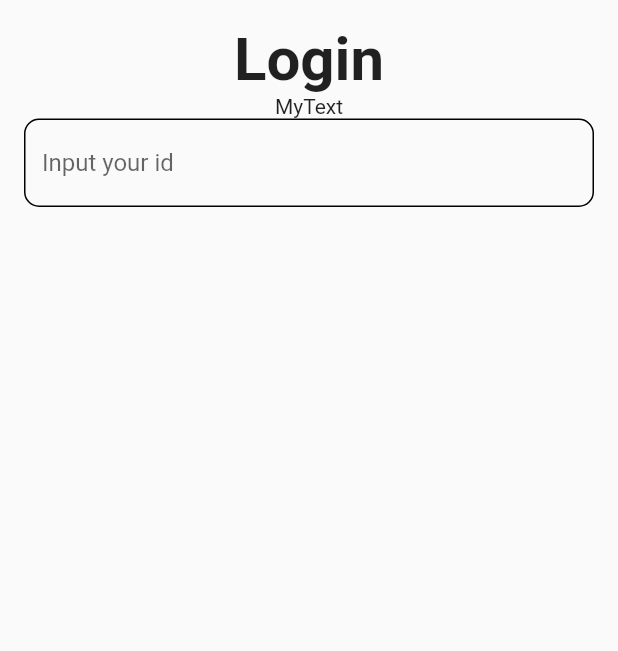
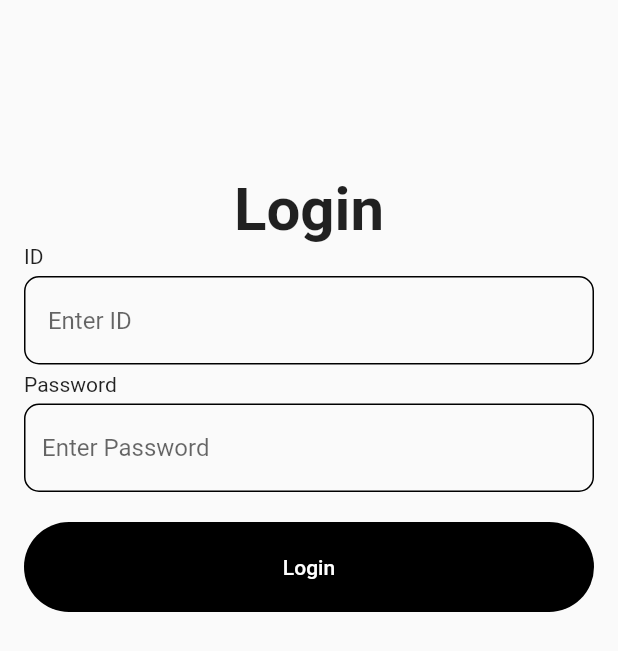
Before and after one commit to osamhack2021/AI_APP_handylib_devlib, a Flutter app: the screen it shows after launch, on a phone screen of 412 x 824 dp. Shown: the top 651 px of the screen. Run offline on Flutter 3.47's test engine with Material 2 defaults, Android fonts, the phone set to English and light mode, and no system bars; our stand-ins replace flutter_svg.

Commit message:
branch 나누기 전 LoginPage commit

```diff
--- a/app/lib/components/custom_text_form_field.dart
+++ b/app/lib/components/custom_text_form_field.dart
@@ -1,14 +1,23 @@
+import 'package:app/size.dart';
 import 'package:flutter/material.dart';
 
 class CustomTextFormField extends StatelessWidget {
+
+  final String title, hintText;
+
+  const CustomTextFormField({required this.title, required this.hintText});
+
   @override
   Widget build(BuildContext context) {
     return Column(
+      crossAxisAlignment: CrossAxisAlignment.start,
       children: [
-        Text("MyText"),
+        Text(title),
+        SizedBox(height:small_gap),
         TextFormField(
+          obscureText: ( title == "Password") ? true : false,
           decoration: InputDecoration(
-            hintText: "Input your id",
+            hintText: hintText,
             enabledBorder: OutlineInputBorder(
               borderRadius: BorderRadius.circular(10),
             ),
--- a/app/lib/main.dart
+++ b/app/lib/main.dart
@@ -13,6 +13,18 @@ class MyApp extends StatelessWidget {
   @override
   Widget build(BuildContext context) {
     return MaterialApp(
+      theme:ThemeData(
+        textButtonTheme: TextButtonThemeData(
+          style : TextButton.styleFrom(
+            backgroundColor:Colors.black,
+            primary: Colors.white,
+            shape:RoundedRectangleBorder(
+              borderRadius:BorderRadius.circular(30),
+            )            ,
+            minimumSize: Size(400,60),
+          ), //ButtonStyle
+        ),
+      ),
       initialRoute: "\login",
       routes: {
         "\login" :(context) => LoginPage(),
--- a/app/lib/pages/login_page.dart
+++ b/app/lib/pages/login_page.dart
@@ -3,6 +3,8 @@ import 'package:app/components/logo.dart';
 import 'package:flutter/material.dart';
 import 'package:flutter/widgets.dart';
 import 'package:flutter_svg/flutter_svg.dart';
+
+import '../size.dart';
 
 class LoginPage extends StatelessWidget {
   const LoginPage({Key? key}) : super(key: key);
@@ -13,10 +15,24 @@ class LoginPage extends StatelessWidget {
         body: Padding(
       padding: const EdgeInsets.all(16.0),
       child: ListView(children: [
+        SizedBox(height:xlarge_gap),
         Logo(
           "Login",
         ),
-        CustomTextFormField(),
+        CustomTextFormField(
+          title:"ID",
+          hintText: " Enter ID"
+        ),
+        SizedBox(height:small_gap),
+        CustomTextFormField(
+          title:"Password",
+          hintText: "Enter Password"
+        ),
+        SizedBox(height:large_gap),
+        TextButton(
+          onPressed:() {},
+          child: Text("Login"),
+        ),
       ]),
     ));
   }
```
